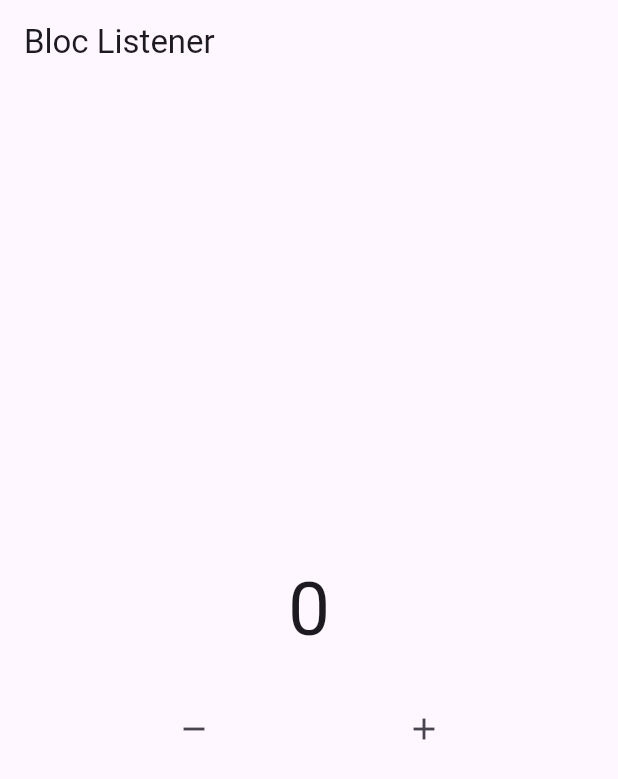
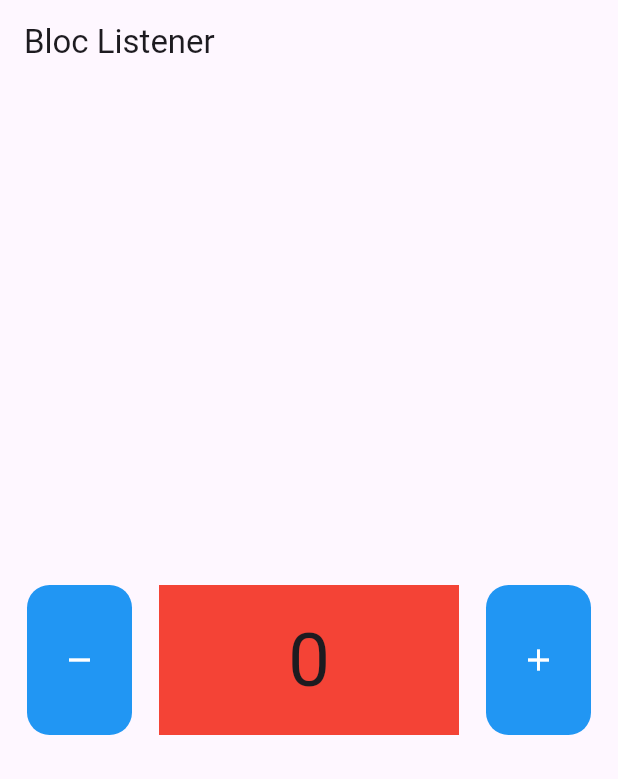
Before and after one commit to salim-maula/State-BLOC-, a Flutter app: the screen it shows after launch, on a phone screen of 412 x 824 dp. Shown: the top 779 px of the screen. Run offline on Flutter 3.47's test engine with Material 3 defaults, Android fonts, the phone set to English and light mode, and no system bars; our stand-ins replace bloc, flutter_bloc.

```diff
--- a/lib/main.dart
+++ b/lib/main.dart
@@ -1,4 +1,6 @@
 import 'package:flutter/material.dart';
+import 'package:flutter_bloc/flutter_bloc.dart';
+import 'package:state_bloc/bloc/counter.dart';
 import 'package:state_bloc/pages/home_page.dart';
 
 void main(List<String> args) {
@@ -10,8 +12,11 @@ class MyApp extends StatelessWidget {
 
   @override
   Widget build(BuildContext context) {
-    return  const MaterialApp(
-      home: HomePage(),
+    return BlocProvider(
+      create: (context) => Counter(),
+      child: const MaterialApp(
+        home: HomePage(),
+      ),
     );
   }
 }
--- /dev/null
+++ b/lib/pages/data_widget.dart
@@ -0,0 +1,33 @@
+
+import 'package:flutter/material.dart';
+import 'package:flutter_bloc/flutter_bloc.dart';
+import 'package:state_bloc/bloc/counter.dart';
+
+class DataWidget extends StatelessWidget {
+  const DataWidget({
+    super.key,
+  });
+
+
+  @override
+  Widget build(BuildContext context) {
+    Counter mycounter = BlocProvider.of<Counter>(context);
+
+    return Container(
+      width: 200,
+      height: 100,
+      color: Colors.red,
+      child: Center(
+        child: BlocBuilder(
+          bloc: mycounter,
+          builder: (context, state) {
+            return Text(
+              "$state",
+              style: const TextStyle(fontSize: 50),
+            );
+          },
+        ),
+      ),
+    );
+  }
+}
--- a/lib/pages/home_page.dart
+++ b/lib/pages/home_page.dart
@@ -1,13 +1,15 @@
 import 'package:flutter/material.dart';
 import 'package:flutter_bloc/flutter_bloc.dart';
 import 'package:state_bloc/bloc/counter.dart';
+import 'package:state_bloc/pages/data_widget.dart';
 
 class HomePage extends StatelessWidget {
   const HomePage({super.key});
 
   @override
   Widget build(BuildContext context) {
-    Counter mycounter = Counter();
+    // Counter mycounter = Counter();
+    Counter mycounter = BlocProvider.of<Counter>(context);
 
     return Scaffold(
       appBar: AppBar(
@@ -16,54 +18,50 @@ class HomePage extends StatelessWidget {
       body: Column(
         mainAxisAlignment: MainAxisAlignment.center,
         children: [
-          BlocConsumer<Counter, int>(
-            bloc: mycounter,
-            builder: (context, state) {
-              return Text(
-                "$state",
-                style: const TextStyle(fontSize: 50),
-              );
-            },
-            buildWhen: (previous, current) {
-              if (current == 10) {
-                return true;
-              } else {
-                return false;
-              }
-            },
-            listener: (context, state) {
-              //....
-              ScaffoldMessenger.of(context).showSnackBar(
-                const SnackBar(
-                  content: Text("SUDAH MENCAPAI 15"),
-                ),
-              );
-            },
-            listenWhen: (previous, current) {
-              if (current == 15) {
-                return true;
-              } else {
-                return false;
-              }
-            },
-          ),
-          const SizedBox(
-            height: 20,
-          ),
           Row(
             mainAxisAlignment: MainAxisAlignment.spaceEvenly,
             children: [
-              IconButton(
-                onPressed: () {
-                  mycounter.decrement();
-                },
-                icon: const Icon(Icons.remove),
+              Material(
+                color: Colors.blue,
+                borderRadius: BorderRadius.circular(15),
+                child: InkWell(
+                  onTap: () {
+                    // mycounter.decrement();
+                    mycounter.decrement();
+                  },
+                  borderRadius: BorderRadius.circular(15),
+                  child: const SizedBox(
+                    width: 70,
+                    height: 100,
+                    child: Center(
+                      child: Icon(
+                        Icons.remove,
+                        color: Colors.white,
+                      ),
+                    ),
+                  ),
+                ),
               ),
-              IconButton(
-                onPressed: () {
-                  mycounter.increment();
-                },
-                icon: const Icon(Icons.add),
+              DataWidget(),
+              Material(
+                color: Colors.blue,
+                borderRadius: BorderRadius.circular(15),
+                child: InkWell(
+                  onTap: () {
+                    mycounter.increment();
+                  },
+                  borderRadius: BorderRadius.circular(15),
+                  child: const SizedBox(
+                    width: 70,
+                    height: 100,
+                    child: Center(
+                      child: Icon(
+                        Icons.add,
+                        color: Colors.white,
+                      ),
+                    ),
+                  ),
+                ),
               ),
             ],
           )
```
